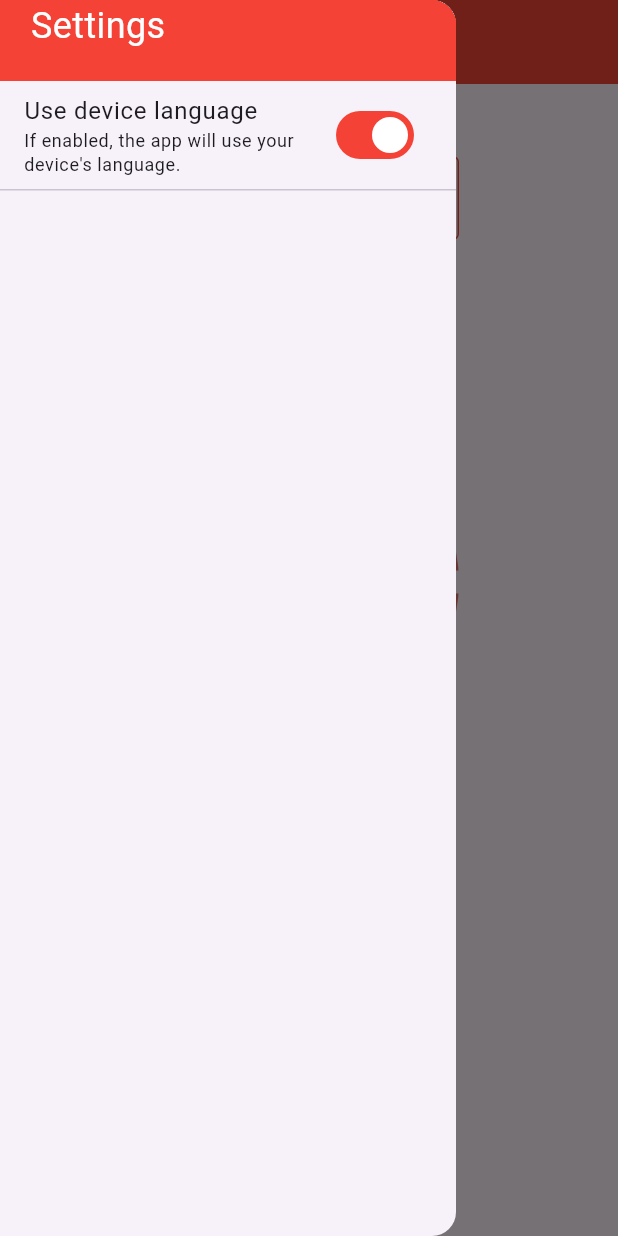
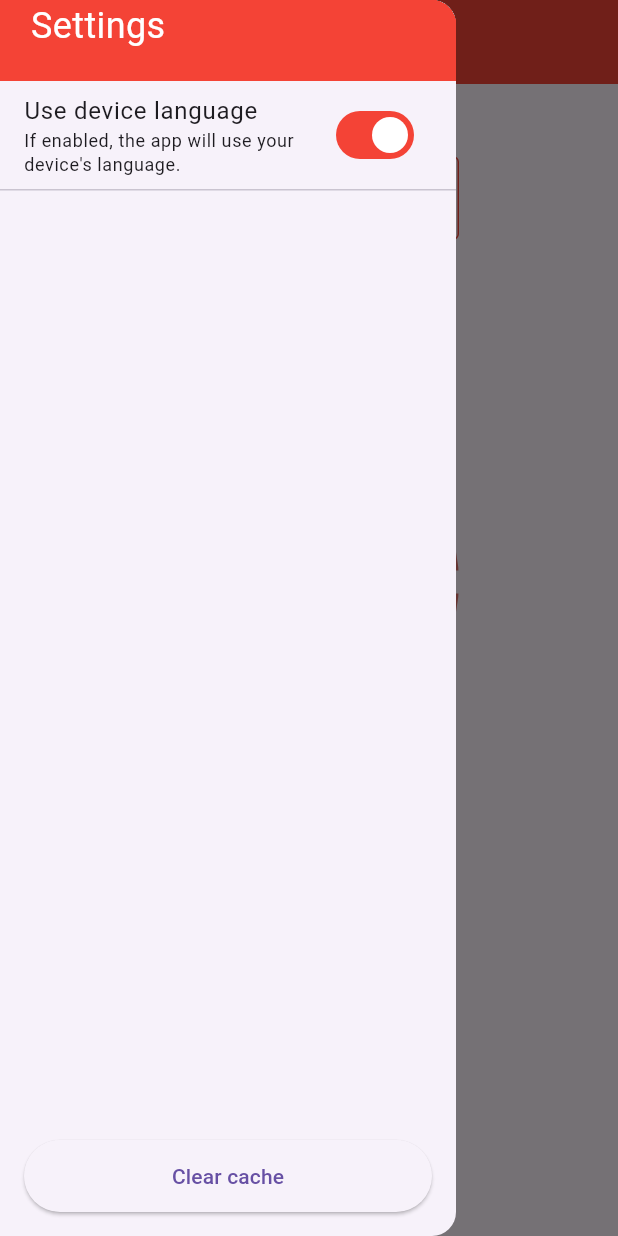
Before and after one commit to gabriarceus/pokefinder, a Flutter app: the screen it shows after launch, with the side drawer open, on a phone screen of 412 x 824 dp. Run offline on Flutter 3.47's test engine with Material 3 defaults, Android fonts, the phone set to English and light mode, and no system bars; our stand-ins replace bloc, dartz, dio, equatable, flutter_bloc, flutter_spinkit and 7 more; missing offline and left inert: en_logger, just_audio_media_kit; accounts and stored records are empty.

Commit message:
Added: clear cache button

```diff
--- a/lib/src/1_presentation/pages/home/_drawer.dart
+++ b/lib/src/1_presentation/pages/home/_drawer.dart
@@ -1,8 +1,10 @@
 import 'package:flutter/material.dart';
 import 'package:flutter_bloc/flutter_bloc.dart';
+import 'package:pokefinder/bootstrap.dart';
 import 'package:pokefinder/src/1_presentation/extensions/language_ext.dart';
 import 'package:pokefinder/src/2_application/hydrated_bloc/language_storage.dart';
 import 'package:pokefinder/src/3_domain/entities/language.dart';
+import 'package:pokefinder/src/4_repository/repository.dart';
 
 class HomeDrawer extends StatelessWidget {
   const HomeDrawer({super.key});
@@ -69,6 +71,30 @@ class HomeDrawer extends StatelessWidget {
                 }).toList(),
               ),
             ),
+          const Spacer(),
+          Padding(
+            padding: const EdgeInsets.all(16.0),
+            child: ElevatedButton(
+              onPressed: () async {
+                Navigator.of(context)
+                    .pop(); // Close drawer to show the snackbar
+
+                await getIt<DataRepository>().clearCache();
+                if (!context.mounted) return;
+
+                ScaffoldMessenger.of(context).showSnackBar(
+                  SnackBar(
+                    content: Text(context.t().cacheClearedSuccessfully),
+                    behavior: SnackBarBehavior.floating,
+                  ),
+                );
+              },
+              style: ElevatedButton.styleFrom(
+                minimumSize: const Size.fromHeight(48),
+              ),
+              child: Text(context.t().clearCache),
+            ),
+          ),
         ],
       ),
     );
```
